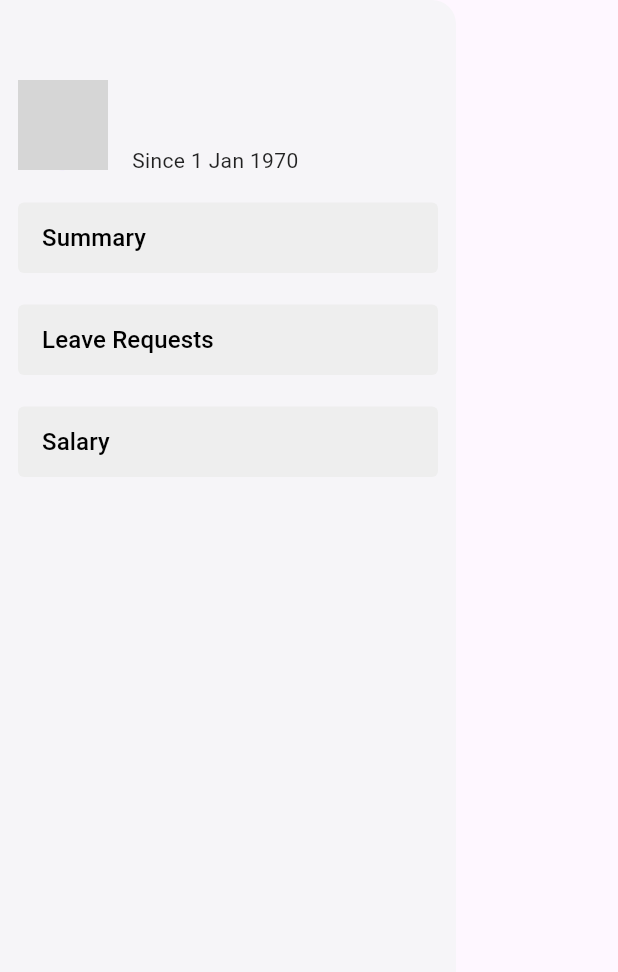
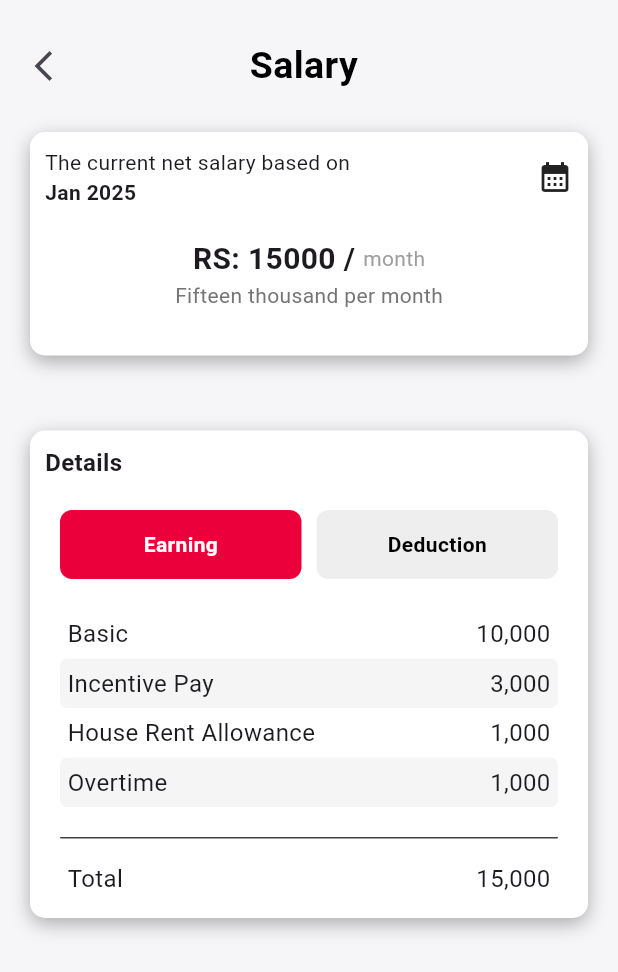
Before and after one commit to kashan8abbas/Codex-Clock, a Flutter app: the CustomDrawer widget shown alone on an empty page, opened directly, after a tap on "Salary", on a phone screen of 412 x 824 dp. Shown: the top 972 px of the screen. Run offline on Flutter 3.47's test engine with Material 3 defaults, Android fonts, the phone set to English and light mode, and no system bars; our stand-ins replace camera, cloud_firestore, connectivity_plus, firebase_auth, firebase_core, firebase_storage and 8 more; missing offline and left inert: android_intent_plus, network_info_plus, qr_code_scanner; accounts and stored records are empty; network calls fail; grey boxes are pictures that could not be loaded.

Commit message:
Salary Screen Added

```diff
--- /dev/null
+++ b/lib/ViewModels/Salary_ViewModel.dart
@@ -0,0 +1,13 @@
+import 'package:flutter/material.dart';
+
+class SalaryViewModel extends ChangeNotifier {
+  String _selectedLeaveType = "Earning";
+
+  String get selectedLeaveType => _selectedLeaveType;
+
+  void setLeaveType(String type) {
+    _selectedLeaveType = type;
+    notifyListeners();
+  }
+
+}
--- /dev/null
+++ b/lib/Views/Screens/AdditionalScreens/SalaryScreen.dart
@@ -0,0 +1,239 @@
+import 'package:flutter/material.dart';
+import 'package:provider/provider.dart';
+
+import '../../../ViewModels/Salary_ViewModel.dart';
+
+class SalaryScreen extends StatefulWidget {
+  const SalaryScreen({super.key});
+
+  @override
+  State<SalaryScreen> createState() => _SalaryScreenState();
+}
+
+class _SalaryScreenState extends State<SalaryScreen> {
+
+  @override
+  Widget build(BuildContext context) {
+    return Scaffold(
+      backgroundColor: const Color.fromRGBO(246, 245, 248, 1),
+      body: SafeArea(
+        child: SingleChildScrollView(
+          child: Consumer<SalaryViewModel>(builder: (context, model, child) {
+            return Column(
+              children: [
+                Padding(
+                  padding: const EdgeInsets.only(top: 20, left: 5),
+                  child: Row(
+                    children: [
+                      IconButton(
+                        onPressed: () => Navigator.pop(context),
+                        icon: const Icon(Icons.arrow_back_ios_new_sharp),
+                      ),
+                      const Spacer(),
+                      const Text(
+                        "Salary",
+                        style: TextStyle(
+                          fontSize: 25,
+                          fontWeight: FontWeight.bold,
+                          color: Colors.black,
+                        ),
+                      ),
+                      const Spacer(),
+                      const SizedBox(width: 60),
+                    ],
+                  ),
+                ),
+
+                Container(
+                  width: double.infinity,
+                  padding: EdgeInsets.all(10),
+                  margin: EdgeInsets.all(20),
+                  decoration: BoxDecoration(
+                    color: Colors.white,
+                    borderRadius: BorderRadius.all(Radius.circular(10)),
+                    boxShadow: [
+                      BoxShadow(
+                        color: Colors.black.withOpacity(0.3), // soft shadow
+                        blurRadius: 10, // spread blur
+                        offset: const Offset(0, 4), // shadow position
+                      ),
+                    ],
+                  ),
+                  child: Column(
+                    children: [
+                      Row(
+                        mainAxisAlignment: MainAxisAlignment.spaceBetween,
+                        children: [
+                          Column(
+                            crossAxisAlignment: CrossAxisAlignment.start,
+                            children: [
+                              Text('The current net salary based on'),
+                              Text('Jan 2025', style: TextStyle(fontWeight: FontWeight.bold),),
+                            ],
+                          ),
+                          Icon(Icons.calendar_month),
+                        ],
+                      ),
+                      Padding(
+                        padding: const EdgeInsets.symmetric(vertical: 20),
+                        child: Column(
+                          children: [
+                            Row(
+                              mainAxisAlignment: MainAxisAlignment.center,
+                              children: [
+                                Text('RS: 15000 / ', style: TextStyle(fontWeight: FontWeight.bold, fontSize: 20),),
+                                Text('month', style: TextStyle(color: Colors.grey, ),),
+                              ],
+                            ),
+                            Text('Fifteen thousand per month', style: TextStyle(color: Colors.grey.shade600),),
+                          ],
+                        ),
+                      )
+                    ],
+                  ),
+                ),
+                const SizedBox(height: 10,),
+                Container(
+                  width: double.infinity,
+                  padding: EdgeInsets.all(10),
+                  margin: EdgeInsets.all(20),
+                  decoration: BoxDecoration(
+                    color: Colors.white,
+                    borderRadius: BorderRadius.all(Radius.circular(10)),
+                    boxShadow: [
+                      BoxShadow(
+                        color: Colors.black.withOpacity(0.3), // soft shadow
+                        blurRadius: 10, // spread blur
+                        offset: const Offset(0, 4), // shadow position
+                      ),
+                    ],
+                  ),
+                  child: Column(
+                    children: [
+                      Row(
+                        mainAxisAlignment: MainAxisAlignment.spaceBetween,
+                        children: [
+                          Text('Details', style: TextStyle(fontWeight: FontWeight.bold, fontSize: 16),),
+                        ],
+                      ),
+                      Padding(
+                        padding: const EdgeInsets.symmetric(vertical: 20, horizontal: 10),
+                        child: Row(
+                          children: [
+                            Expanded(
+                              child: _leaveTypeButton("Earning", model),
+                            ),
+                            SizedBox(width: 10),
+                            Expanded(
+                              child: _leaveTypeButton("Deduction", model),
+                            ),
+                          ],
+                        ),
+                      ),
+                      model.selectedLeaveType == 'Earning'
+                      ? Padding(
+                        padding: const EdgeInsets.symmetric(vertical: 0, horizontal: 10),
+                        child: Column(
+                          children: [
+                            _salaryRow('Basic', '10,000', false),
+                            _salaryRow('Incentive Pay', '3,000', true),
+                            _salaryRow('House Rent Allowance', '1,000', false),
+                            _salaryRow('Overtime', '1,000', true),
+                            const SizedBox(height: 20,),
+                            Container(
+                              height: 1,
+                              width: double.infinity,
+                              decoration: BoxDecoration(
+                                  color: Colors.grey.shade800 ,
+                                  borderRadius: BorderRadius.all(Radius.circular(5))
+                              ),
+                            ),
+                            const SizedBox(height: 10,),
+                            _salaryRow('Total', '15,000', false)
+
+                          ],
+                        ),
+                      )
+                      : Padding(
+                        padding: const EdgeInsets.symmetric(vertical: 0, horizontal: 10),
+                        child: Column(
+                          children: [
+                            _salaryRow('Late In', '1,000', false),
+                            _salaryRow('Leave', '1,500', true),
+                            _salaryRow('Loan', '1,000', false),
+                            const SizedBox(height: 20,),
+                            Container(
+                              height: 1,
+                              width: double.infinity,
+                              decoration: BoxDecoration(
+                                  color: Colors.grey.shade800 ,
+                                  borderRadius: BorderRadius.all(Radius.circular(5))
+                              ),
+                            ),
+                            const SizedBox(height: 10,),
+                            _salaryRow('Total', '2,500', false)
+
+                          ],
+                        ),
+                      )
+                    ],
+                  ),
+                ),
+
+
+                // Fixed Top Bar
+
+              ],
+            );
+          })
+        ),
+      ),
+    );
+  }
+
+  Widget _leaveTypeButton(String type, SalaryViewModel model) {
+    return Expanded(
+      child: GestureDetector(
+        onTap: () => model.setLeaveType(type),
+        child: Container(
+          padding: const EdgeInsets.symmetric(vertical: 13),
+          decoration: BoxDecoration(
+            color: model.selectedLeaveType == type ? const Color.fromRGBO(236, 0, 60, 1) : Colors.grey.shade200,
+            borderRadius: BorderRadius.circular(8),
+            //border: Border.all(color: Colors.red),
+          ),
+          child: Center(
+            child: Text(
+              type,
+              style: TextStyle(
+                color:
+                model.selectedLeaveType == type
+                    ? Colors.white
+                    : Colors.black,
+                fontWeight: FontWeight.bold,
+              ),
+            ),
+          ),
+        ),
+      ),
+    );
+  }
+
+  Widget _salaryRow(String first, String second, bool isFilled) {
+    return Container(
+      padding: EdgeInsets.all(5),
+      decoration: BoxDecoration(
+          color: isFilled ? Colors.grey.shade100 : Colors.white,
+          borderRadius: BorderRadius.all(Radius.circular(5))
+      ),
+      child: Row(
+        mainAxisAlignment: MainAxisAlignment.spaceBetween,
+        children: [
+          Text(first, style: TextStyle(fontSize: 16),),
+          Text(second, style: TextStyle(fontSize: 16),),
+        ],
+      ),
+    );
+  }
+
+}
--- a/lib/Views/Widgets/CustomDrawer.dart
+++ b/lib/Views/Widgets/CustomDrawer.dart
@@ -3,6 +3,8 @@ import 'package:codex_clock/Views/Screens/AdditionalScreens/LeaveScreen.dart';
 import 'package:codex_clock/Views/Screens/AdditionalScreens/SummaryScreen.dart';
 import 'package:flutter/material.dart';
 import 'package:provider/provider.dart';
+
+import '../Screens/AdditionalScreens/SalaryScreen.dart';
 
 class CustomDrawer extends StatelessWidget {
   const CustomDrawer({Key? key}) : super(key: key);
@@ -116,7 +118,9 @@ class CustomDrawer extends StatelessWidget {
                 child: _buildMenuItem("Leave Requests"),
               ),
               const SizedBox(height: 5),
-              TextButton(onPressed: () {}, child: _buildMenuItem("Salary")),
+              TextButton(onPressed: () {
+                Navigator.push(context, MaterialPageRoute(builder: (context) => SalaryScreen()));
+              }, child: _buildMenuItem("Salary")),
 
               const Spacer(),
 
--- a/lib/main.dart
+++ b/lib/main.dart
@@ -18,6 +18,7 @@ import 'package:flutter/material.dart';
 import 'package:provider/provider.dart';
 
 import 'ViewModels/QRLoadingViewModel.dart';
+import 'ViewModels/Salary_ViewModel.dart';
 import 'firebase_options.dart';
 
 void main() async {
@@ -66,6 +67,7 @@ class _MyAppState extends State<MyApp> {
         ChangeNotifierProvider(create: (_) => SummaryViewModel()),
         ChangeNotifierProvider(create: (_) => HomeViewmodel()),
         ChangeNotifierProvider(create: (_) => AttendanceViewModel()),
+        ChangeNotifierProvider(create: (_) => SalaryViewModel()),
 
       ],
       child: MaterialApp(
```
